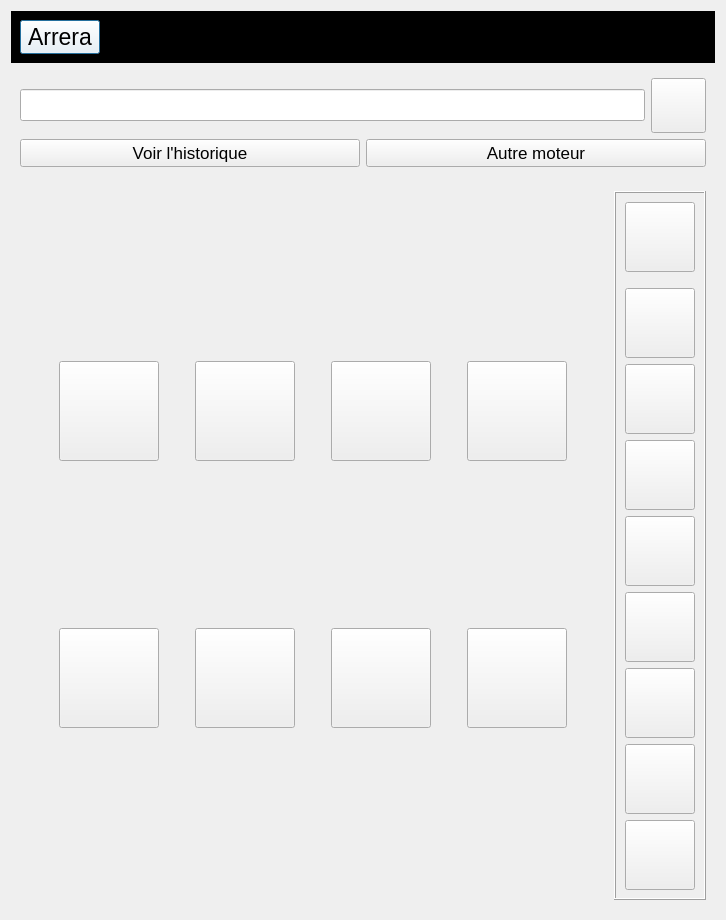
Arrera-Software/Arrera-Interface, file arreraui.ui: the form before one commit.
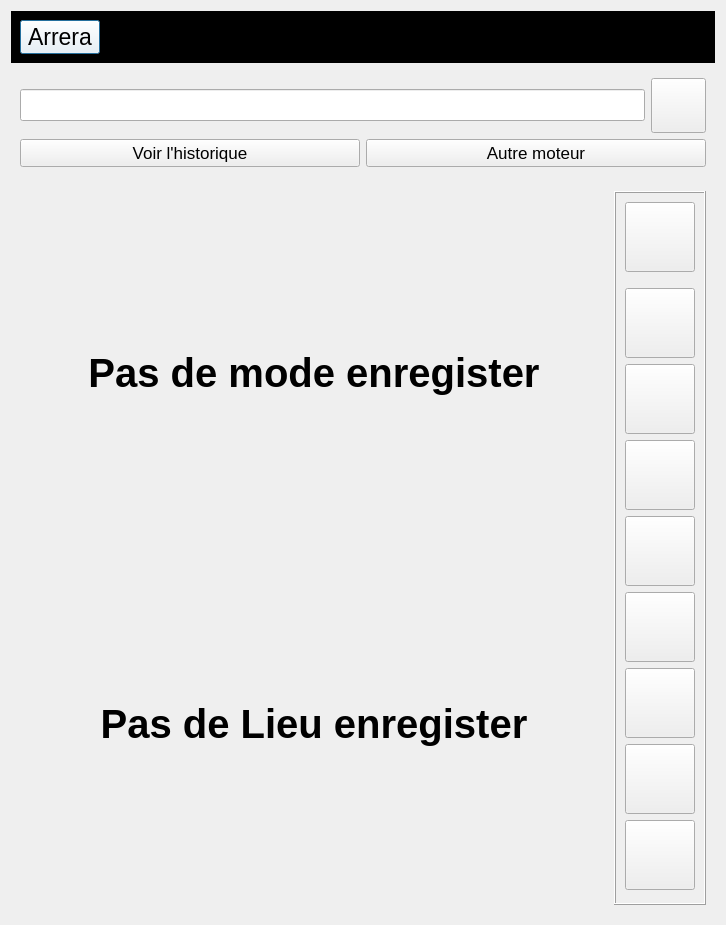
The form after the commit. The open tabs and pages were chosen to show the change. Icons and pictures are not drawn.

Commit message: Nouvelle disposition des frame

The edit to the form file:
```diff
--- a/arreraui.ui
+++ b/arreraui.ui
@@ -13,7 +13,7 @@
     <x>0</x>
     <y>0</y>
     <width>726</width>
-    <height>920</height>
+    <height>925</height>
    </rect>
   </property>
   <property name="windowTitle">
@@ -495,9 +495,16 @@
           <number>0</number>
          </property>
          <widget class="QWidget" name="yesmode">
+          <layout class="QVBoxLayout" name="verticalLayout_15">
+           <item>
+            <widget class="QStackedWidget" name="modeview">
+             <property name="currentIndex">
+              <number>0</number>
+             </property>
+             <widget class="QWidget" name="yes">
           <layout class="QGridLayout" name="gridLayout">
-           <item row="0" column="2">
-            <widget class="QPushButton" name="IDC_MODE2">
+               <item row="0" column="0">
+                <widget class="QPushButton" name="IDC_MODE1">
              <property name="minimumSize">
               <size>
                <width>100</width>
@@ -530,41 +537,7 @@
              </property>
             </widget>
            </item>
-           <item row="1" column="1">
-            <widget class="QPushButton" name="IDC_MODE4">
-             <property name="minimumSize">
-              <size>
-               <width>100</width>
-               <height>100</height>
-              </size>
-             </property>
-             <property name="maximumSize">
-              <size>
-               <width>100</width>
-               <height>100</height>
-              </size>
-             </property>
-             <property name="font">
-              <font>
-               <pointsize>15</pointsize>
-              </font>
-             </property>
-             <property name="text">
-              <string/>
-             </property>
-             <property name="icon">
-              <iconset resource="resource.qrc">
-               <normaloff>:/mode-lieu/img/mode4.png</normaloff>:/mode-lieu/img/mode4.png</iconset>
-             </property>
-             <property name="iconSize">
-              <size>
-               <width>90</width>
-               <height>90</height>
-              </size>
-             </property>
-            </widget>
-           </item>
-           <item row="1" column="2">
+               <item row="3" column="1">
             <widget class="QPushButton" name="IDC_MODE5">
              <property name="minimumSize">
               <size>
@@ -598,8 +571,8 @@
              </property>
             </widget>
            </item>
-           <item row="1" column="6">
-            <widget class="QPushButton" name="IDC_LIEU2">
+               <item row="0" column="1">
+                <widget class="QPushButton" name="IDC_MODE2">
              <property name="minimumSize">
               <size>
                <width>100</width>
@@ -632,7 +605,7 @@
              </property>
             </widget>
            </item>
-           <item row="0" column="3">
+               <item row="0" column="2">
             <widget class="QPushButton" name="IDC_MODE3">
              <property name="minimumSize">
               <size>
@@ -666,7 +639,7 @@
              </property>
             </widget>
            </item>
-           <item row="1" column="3">
+               <item row="3" column="2">
             <widget class="QPushButton" name="IDC_MODE6">
              <property name="minimumSize">
               <size>
@@ -700,8 +673,8 @@
              </property>
             </widget>
            </item>
-           <item row="0" column="1">
-            <widget class="QPushButton" name="IDC_MODE1">
+               <item row="3" column="0">
+                <widget class="QPushButton" name="IDC_MODE4">
              <property name="minimumSize">
               <size>
                <width>100</width>
@@ -734,7 +707,72 @@
              </property>
             </widget>
            </item>
-           <item row="0" column="6">
+              </layout>
+             </widget>
+             <widget class="QWidget" name="no">
+              <layout class="QVBoxLayout" name="verticalLayout_18">
+               <item>
+                <widget class="QLabel" name="label">
+                 <property name="font">
+                  <font>
+                   <pointsize>30</pointsize>
+                   <bold>true</bold>
+                  </font>
+                 </property>
+                 <property name="text">
+                  <string>Pas de mode enregister</string>
+                 </property>
+                 <property name="alignment">
+                  <set>Qt::AlignmentFlag::AlignCenter</set>
+                 </property>
+                </widget>
+               </item>
+              </layout>
+             </widget>
+            </widget>
+           </item>
+           <item>
+            <widget class="QStackedWidget" name="lieuview">
+             <property name="currentIndex">
+              <number>0</number>
+             </property>
+             <widget class="QWidget" name="yeslieu">
+              <layout class="QHBoxLayout" name="horizontalLayout_11">
+               <item>
+                <widget class="QPushButton" name="IDC_LIEU2">
+                 <property name="minimumSize">
+                  <size>
+                   <width>100</width>
+                   <height>100</height>
+                  </size>
+                 </property>
+                 <property name="maximumSize">
+                  <size>
+                   <width>100</width>
+                   <height>100</height>
+                  </size>
+                 </property>
+                 <property name="font">
+                  <font>
+                   <pointsize>15</pointsize>
+                  </font>
+                 </property>
+                 <property name="text">
+                  <string/>
+                 </property>
+                 <property name="icon">
+                  <iconset resource="resource.qrc">
+                   <normaloff>:/mode-lieu/img/lieu2.png</normaloff>:/mode-lieu/img/lieu2.png</iconset>
+                 </property>
+                 <property name="iconSize">
+                  <size>
+                   <width>90</width>
+                   <height>90</height>
+                  </size>
+                 </property>
+                </widget>
+               </item>
+               <item>
             <widget class="QPushButton" name="IDC_LIEU1">
              <property name="minimumSize">
               <size>
@@ -770,6 +808,30 @@
            </item>
           </layout>
          </widget>
+             <widget class="QWidget" name="nolieu">
+              <layout class="QHBoxLayout" name="horizontalLayout_12">
+               <item>
+                <widget class="QLabel" name="label_2">
+                 <property name="font">
+                  <font>
+                   <pointsize>30</pointsize>
+                   <bold>true</bold>
+                  </font>
+                 </property>
+                 <property name="text">
+                  <string>Pas de Lieu enregister</string>
+                 </property>
+                 <property name="alignment">
+                  <set>Qt::AlignmentFlag::AlignCenter</set>
+                 </property>
+                </widget>
+               </item>
+              </layout>
+             </widget>
+            </widget>
+           </item>
+          </layout>
+         </widget>
          <widget class="QWidget" name="nomode">
           <layout class="QVBoxLayout" name="verticalLayout_5">
            <item>
```
Left out of the diff: 8 changed lines with no effect on the pictures. Lines whose indentation alone changed are shown as unchanged. The commit also changes 2 other files.
